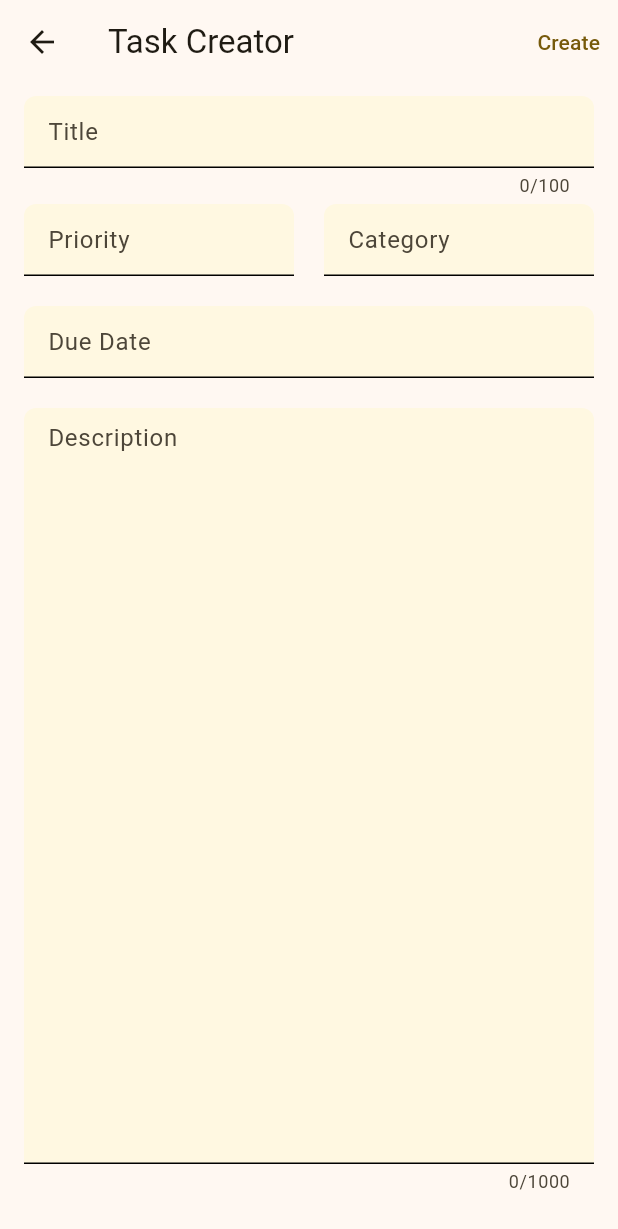
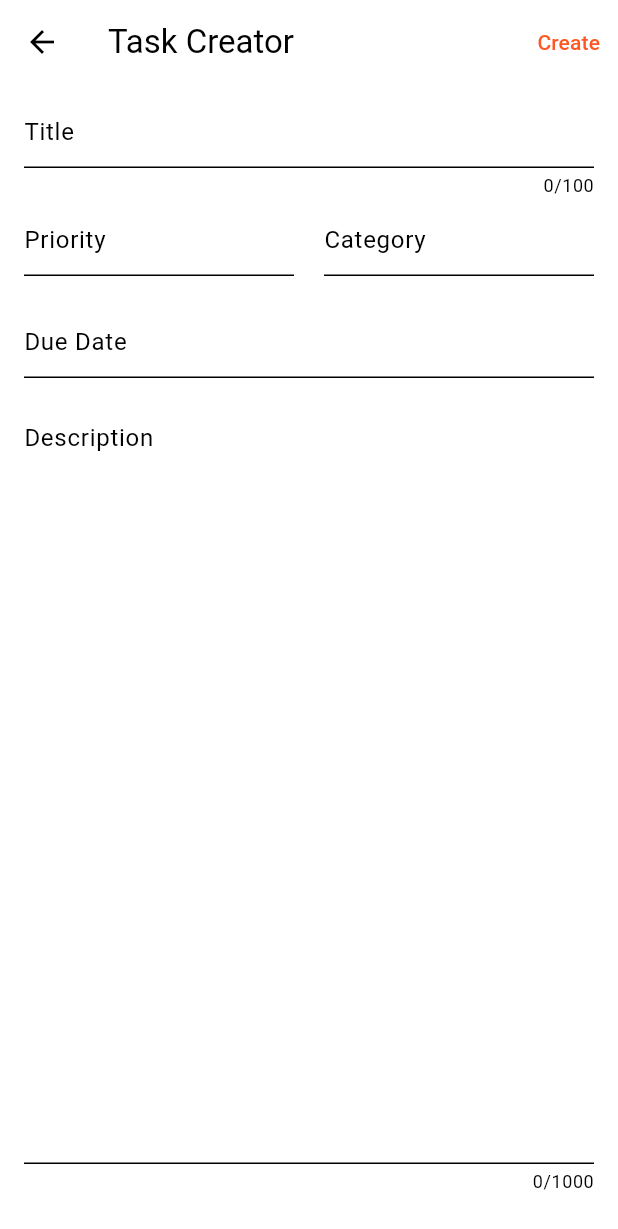
Before and after one commit to artem-petrushenko/taskhub, a Flutter app: the screen it shows after launch, after a tap on the "create" icon, on a phone screen of 412 x 824 dp. Shown: the top 1229 px of the screen. Run offline on Flutter 3.47's test engine with Material 2 defaults, Android fonts, the phone set to English and light mode, and no system bars; our stand-ins replace bloc_concurrency, cloud_firestore, firebase_auth, firebase_core, firebase_crashlytics, flutter_bloc and 2 more; accounts and stored records are empty; generated files the repository leaves out were written again; network calls fail.

Commit message:
Application themes are placed in separate files

```diff
--- a/lib/src/app.dart
+++ b/lib/src/app.dart
@@ -1,6 +1,9 @@
 import 'package:flutter/material.dart';
 
 import 'package:taskhub/src/common/widget/navigation/navigation.dart';
+
+import 'package:taskhub/src/common/widget/theme/dark_theme.dart';
+import 'package:taskhub/src/common/widget/theme/light_theme.dart';
 
 class App extends StatelessWidget {
   final Navigation navigation;
@@ -13,84 +16,12 @@ class App extends StatelessWidget {
   @override
   Widget build(BuildContext context) {
     return MaterialApp(
-      themeMode: ThemeMode.light,
-      theme: TaskHubTheme.appTheme,
+      themeMode: ThemeMode.system,
+      theme: LightTheme.themeData,
+      darkTheme: DarkTheme.themeData,
       routes: navigation.routes,
       onGenerateRoute: navigation.onGenerateRoute,
       initialRoute: RouteNames.tasks,
     );
   }
 }
-
-class TaskHubTheme {
-  static ThemeData get appTheme {
-    return ThemeData(
-      useMaterial3: true,
-      brightness: Brightness.light,
-      colorSchemeSeed: Colors.amber,
-      floatingActionButtonTheme: const FloatingActionButtonThemeData(
-        elevation: 0.0,
-        focusElevation: 0.0,
-        hoverElevation: 0.0,
-        disabledElevation: 0.0,
-        highlightElevation: 0.0,
-      ),
-      snackBarTheme: const SnackBarThemeData(
-        behavior: SnackBarBehavior.floating,
-        elevation: 0.0,
-      ),
-      inputDecorationTheme: InputDecorationTheme(
-        fillColor: Colors.amber.shade50,
-        filled: true,
-        errorBorder: UnderlineInputBorder(
-          borderRadius: const BorderRadius.only(
-            topLeft: Radius.circular(8.0),
-            topRight: Radius.circular(8.0),
-          ),
-          borderSide: BorderSide(
-            width: 2.0,
-            color: Colors.red.shade900,
-          ),
-        ),
-        focusedBorder: const UnderlineInputBorder(
-          borderRadius: BorderRadius.only(
-            topLeft: Radius.circular(8.0),
-            topRight: Radius.circular(8.0),
-          ),
-        ),
-        focusedErrorBorder: UnderlineInputBorder(
-          borderRadius: const BorderRadius.only(
-            topLeft: Radius.circular(8.0),
-            topRight: Radius.circular(8.0),
-          ),
-          borderSide: BorderSide(
-            width: 2.0,
-            color: Colors.red.shade900,
-          ),
-        ),
-        disabledBorder: UnderlineInputBorder(
-          borderRadius: const BorderRadius.only(
-            topLeft: Radius.circular(8.0),
-            topRight: Radius.circular(8.0),
-          ),
-          borderSide: BorderSide(
-            width: 2.0,
-            color: Colors.red.shade900,
-          ),
-        ),
-        enabledBorder: const UnderlineInputBorder(
-          borderRadius: BorderRadius.only(
-            topLeft: Radius.circular(8.0),
-            topRight: Radius.circular(8.0),
-          ),
-        ),
-        border: const UnderlineInputBorder(
-          borderRadius: BorderRadius.only(
-            topLeft: Radius.circular(8.0),
-            topRight: Radius.circular(8.0),
-          ),
-        ),
-      ),
-    );
-  }
-}
--- /dev/null
+++ b/lib/src/common/widget/theme/dark_theme.dart
@@ -0,0 +1,16 @@
+import 'package:flutter/material.dart';
+
+class DarkTheme {
+  static ThemeData get themeData {
+    return ThemeData(
+      useMaterial3: true,
+      colorScheme: const ColorScheme.highContrastDark(
+        primary: Colors.deepOrange,
+        secondary: Colors.green,
+      ),
+      snackBarTheme: const SnackBarThemeData(
+        behavior: SnackBarBehavior.floating,
+      ),
+    );
+  }
+}
--- /dev/null
+++ b/lib/src/common/widget/theme/light_theme.dart
@@ -0,0 +1,16 @@
+import 'package:flutter/material.dart';
+
+class LightTheme {
+  static ThemeData get themeData {
+    return ThemeData(
+      useMaterial3: true,
+      colorScheme: const ColorScheme.highContrastLight(
+        primary: Colors.deepOrange,
+        secondary: Colors.green,
+      ),
+      snackBarTheme: const SnackBarThemeData(
+        behavior: SnackBarBehavior.floating,
+      ),
+    );
+  }
+}
```
Also changed, not shown: lib/src/feature/editor/widget/editor_view.dart (+7 -32 lines), lib/src/feature/tasks/widget/tasks_view.dart (+2 -8 lines).
